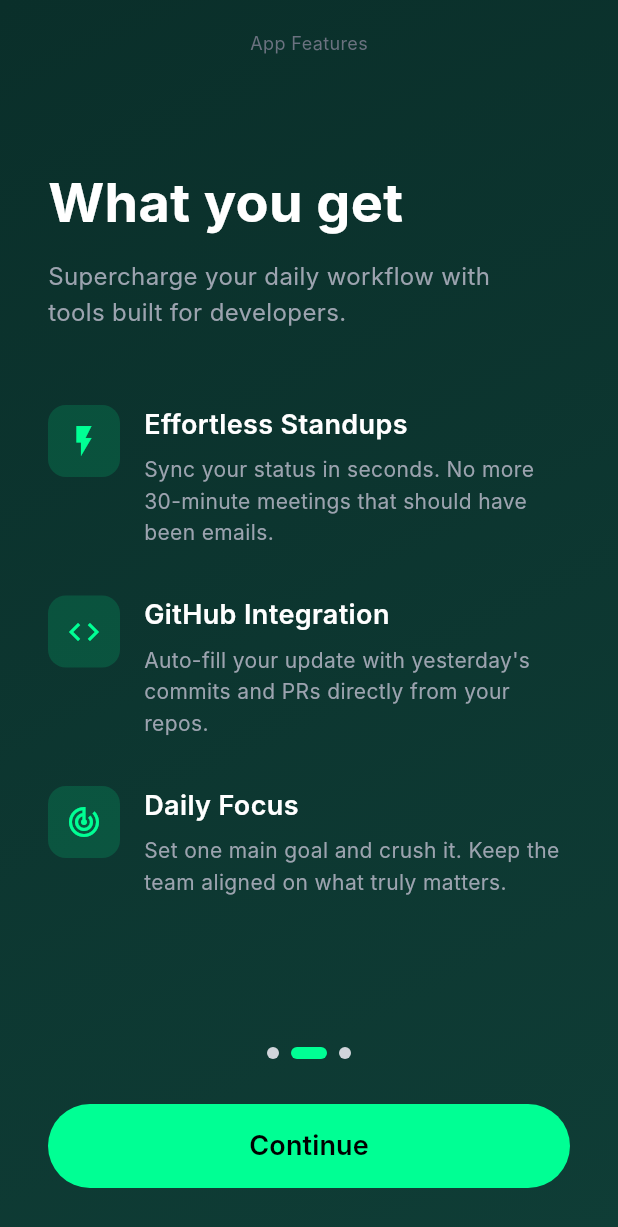
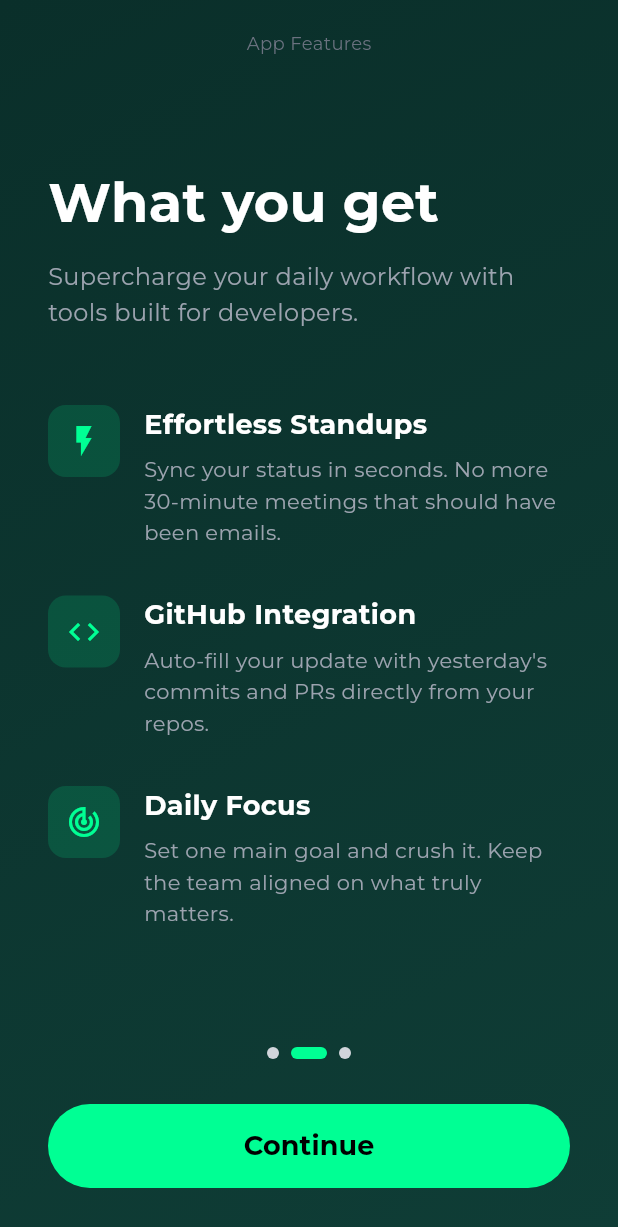
Before and after one commit to kagwicharles/dira, a Flutter app: the screen it shows after launch, after a tap on "Get Started", on a phone screen of 412 x 824 dp. Shown: the top 1227 px of the screen. Run offline on Flutter 3.47's test engine with Material 3 defaults, Android fonts, the light colour scheme and no system bars; our stand-ins replace go_router; Roboto replaces fonts that are missing (Inter).

Commit message:
* add new font * add go router config * modify ui/ux

```diff
--- a/lib/main.dart
+++ b/lib/main.dart
@@ -1,5 +1,6 @@
 import 'package:dira/screens/onboarding_screen.dart';
 import 'package:flutter/material.dart';
+import 'package:flutter/services.dart';
 import 'package:go_router/go_router.dart';
 
 import 'screens/daily_standup/daily_standup_screen.dart';
@@ -30,11 +31,13 @@ class MyApp extends StatelessWidget {
   @override
   Widget build(BuildContext context) {
     return MaterialApp.router(
-      title: 'StandUp.io',
       debugShowCheckedModeBanner: false,
       theme: ThemeData(
         primarySwatch: Colors.green,
-        fontFamily: 'Inter',
+        fontFamily: 'Montserrat',
+        appBarTheme: AppBarTheme(
+          systemOverlayStyle: SystemUiOverlayStyle.light,
+        ),
       ),
       routerConfig: _router,
     );
--- a/lib/screens/widgets/welcome_page.dart
+++ b/lib/screens/widgets/welcome_page.dart
@@ -21,7 +21,7 @@ class WelcomePage extends StatelessWidget {
         gradient: LinearGradient(
           begin: Alignment.topCenter,
           end: Alignment.bottomCenter,
-          colors: [Color(0xFF4A9B8E), Color(0xFFE8F5F3)],
+          colors: [AppColors.primary, AppColors.lightBackground],
           stops: [0.0, 0.6],
         ),
       ),
@@ -29,15 +29,11 @@ class WelcomePage extends StatelessWidget {
         child: Column(
           children: [
             const SizedBox(height: 20),
-            const Text(
-              'Welcome to Standup App',
-              style: TextStyle(fontSize: 12, color: Color(0xFF6B7280)),
-            ),
+            const Text('Welcome to DIRA'),
             Expanded(
               child: Column(
                 mainAxisAlignment: MainAxisAlignment.center,
                 children: [
-                  const LogoBadge(),
                   const SizedBox(height: 30),
                   // Robot Image Placeholder
                   Container(
```
Also changed, not shown: lib/screens/github_integration/github_integration_screen.dart (+12 -47 lines), pubspec.yaml (+8 -6 lines), fonts/Montserrat-Bold.ttf (added), fonts/Montserrat-Italic.ttf (added), fonts/Montserrat-Regular.ttf (added), 2 other files.
